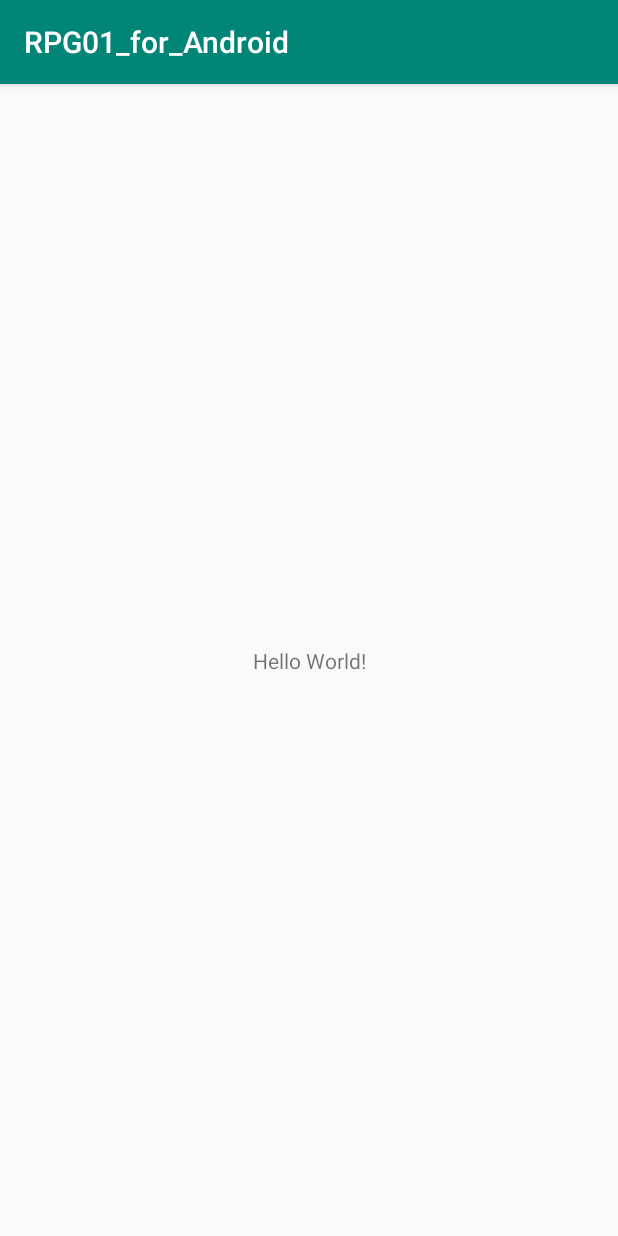
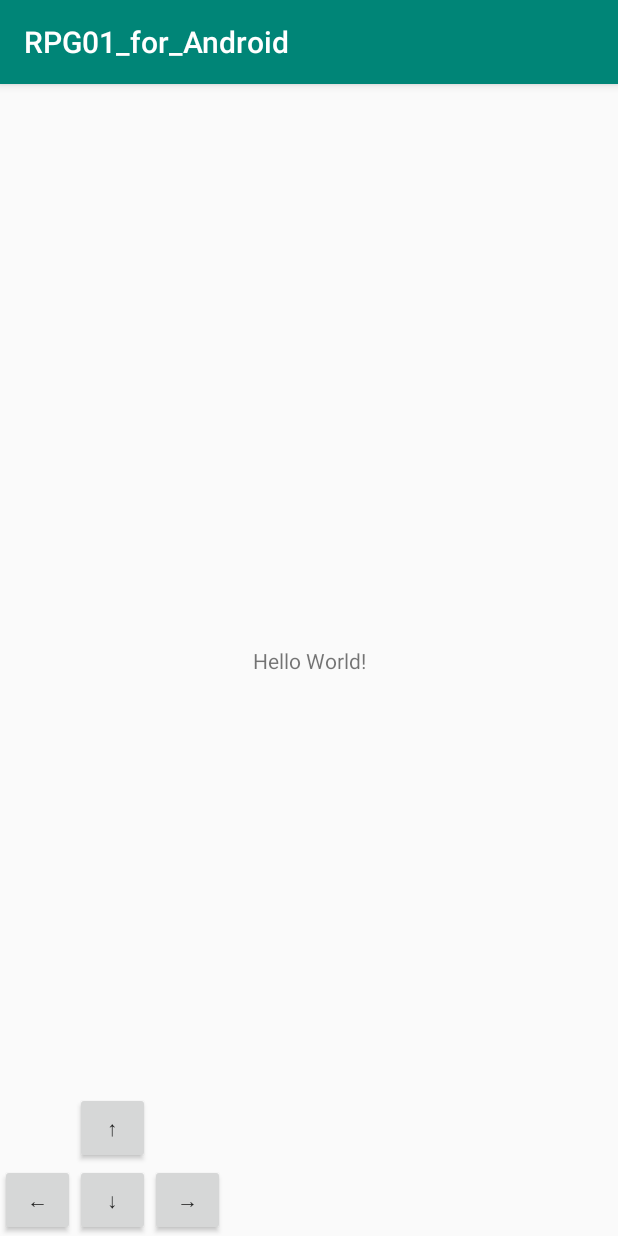
Before and after one commit to wat128/RPG01_for_Android, an Android app: the screen it shows after launch (MainActivity), on a phone screen of 412 x 824 dp. Run offline under Robolectric (Android 15) with nearby library versions, the phone set to English and light mode, and no system bars.

Commit message:
ボタン押下によりテキストを移動させる

```diff
--- a/app/src/main/java/com/wat128/rpg01_for_android/MainActivity.java
+++ b/app/src/main/java/com/wat128/rpg01_for_android/MainActivity.java
@@ -3,12 +3,57 @@ package com.wat128.rpg01_for_android;
 import androidx.appcompat.app.AppCompatActivity;
 
 import android.os.Bundle;
+import android.view.View;
+import android.widget.Button;
+import android.widget.TextView;
 
 public class MainActivity extends AppCompatActivity {
+
+    private TextView textView;
 
     @Override
     protected void onCreate(Bundle savedInstanceState) {
         super.onCreate(savedInstanceState);
         setContentView(R.layout.activity_main);
+
+        textView = findViewById(R.id.text);
+
+        final float margin = 10.0f;
+
+        Button buttonUp = findViewById(R.id.up);
+        buttonUp.setOnClickListener(new View.OnClickListener() {
+            @Override
+            public void onClick(View v) {
+                final float currentY = textView.getTranslationY();
+                textView.setTranslationY( currentY - margin);
+            }
+        });
+
+        Button buttonDown = findViewById(R.id.down);
+        buttonDown.setOnClickListener(new View.OnClickListener() {
+            @Override
+            public void onClick(View v) {
+                final float currentY = textView.getTranslationY();
+                textView.setTranslationY( currentY + margin);
+            }
+        });
+
+        Button buttonLeft = findViewById(R.id.left);
+        buttonLeft.setOnClickListener(new View.OnClickListener() {
+            @Override
+            public void onClick(View v) {
+                final float currentX = textView.getTranslationX();
+                textView.setTranslationX( currentX - margin);
+            }
+        });
+
+        Button buttonRight = findViewById(R.id.right);
+        buttonRight.setOnClickListener(new View.OnClickListener() {
+            @Override
+            public void onClick(View v) {
+                final float currentX = textView.getTranslationX();
+                textView.setTranslationX( currentX + margin);
+            }
+        });
     }
 }
--- a/app/src/main/res/layout/activity_main.xml
+++ b/app/src/main/res/layout/activity_main.xml
@@ -7,6 +7,7 @@
     tools:context=".MainActivity">
 
     <TextView
+        android:id="@+id/text"
         android:layout_width="wrap_content"
         android:layout_height="wrap_content"
         android:text="Hello World!"
@@ -15,4 +16,36 @@
         app:layout_constraintRight_toRightOf="parent"
         app:layout_constraintTop_toTopOf="parent" />
 
+    <Button
+        android:id="@+id/up"
+        android:text="@string/up"
+        android:layout_width="50dp"
+        android:layout_height="wrap_content"
+        app:layout_constraintStart_toEndOf="@id/left"
+        app:layout_constraintBottom_toTopOf="@id/down"/>
+
+    <Button
+        android:id="@+id/down"
+        android:text="@string/down"
+        android:layout_width="50dp"
+        android:layout_height="wrap_content"
+        app:layout_constraintStart_toStartOf="@id/up"
+        app:layout_constraintBottom_toBottomOf="parent"/>
+
+    <Button
+        android:id="@+id/left"
+        android:text="@string/left"
+        android:layout_width="50dp"
+        android:layout_height="wrap_content"
+        app:layout_constraintEnd_toStartOf="@id/up"
+        app:layout_constraintBottom_toBottomOf="parent"/>
+
+    <Button
+        android:id="@+id/right"
+        android:text="@string/right"
+        android:layout_width="50dp"
+        android:layout_height="wrap_content"
+        app:layout_constraintStart_toEndOf="@id/up"
+        app:layout_constraintBottom_toBottomOf="parent"/>
+
 </androidx.constraintlayout.widget.ConstraintLayout>
--- a/app/src/main/res/values/strings.xml
+++ b/app/src/main/res/values/strings.xml
@@ -1,3 +1,8 @@
 <resources>
     <string name="app_name">RPG01_for_Android</string>
+
+    <string name="up">↑</string>
+    <string name="down">↓</string>
+    <string name="left">←</string>
+    <string name="right">→</string>
 </resources>
```
